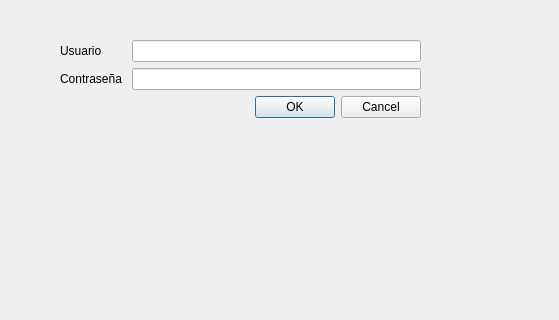
This is ventana_pp.ui in J00SUE/Prueba as Qt 5 draws it before an edit; both pictures show x 0 to 559 and y 0 to 320 of the 559 by 600 pixel window. The edited form follows.
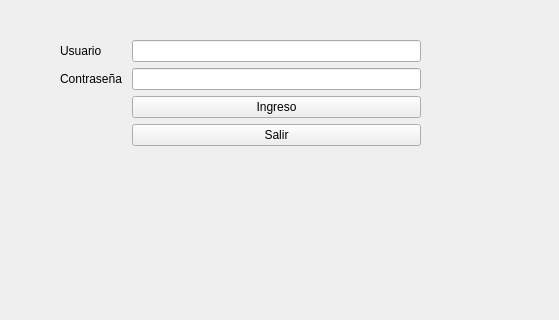
This is the edited form.

Diff of the .ui file:
```diff
--- a/ventana_pp.ui
+++ b/ventana_pp.ui
@@ -31,6 +31,9 @@
        </property>
       </widget>
      </item>
+     <item row="1" column="1">
+      <widget class="QLineEdit" name="Usuario"/>
+     </item>
      <item row="2" column="0">
       <widget class="QLabel" name="label_2">
        <property name="text">
@@ -38,22 +41,23 @@
        </property>
       </widget>
      </item>
-     <item row="3" column="1">
-      <widget class="QDialogButtonBox" name="buttonOk">
-       <property name="orientation">
-        <enum>Qt::Horizontal</enum>
-       </property>
-       <property name="standardButtons">
-        <set>QDialogButtonBox::Cancel|QDialogButtonBox::Ok</set>
-       </property>
-      </widget>
-     </item>
-     <item row="1" column="1">
-      <widget class="QLineEdit" name="Usuario"/>
-     </item>
      <item row="2" column="1">
       <widget class="QLineEdit" name="Contra"/>
      </item>
+     <item row="3" column="1">
+      <widget class="QPushButton" name="Ingreso">
+       <property name="text">
+        <string>Ingreso</string>
+       </property>
+      </widget>
+     </item>
+     <item row="4" column="1">
+      <widget class="QPushButton" name="Salir">
+       <property name="text">
+        <string>Salir</string>
+       </property>
+      </widget>
+     </item>
     </layout>
    </widget>
   </widget>
```
